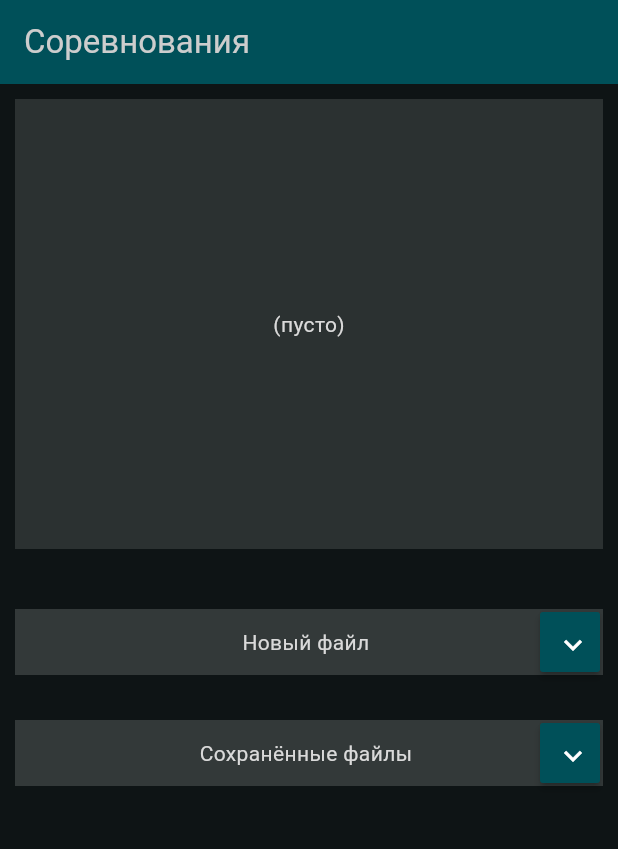
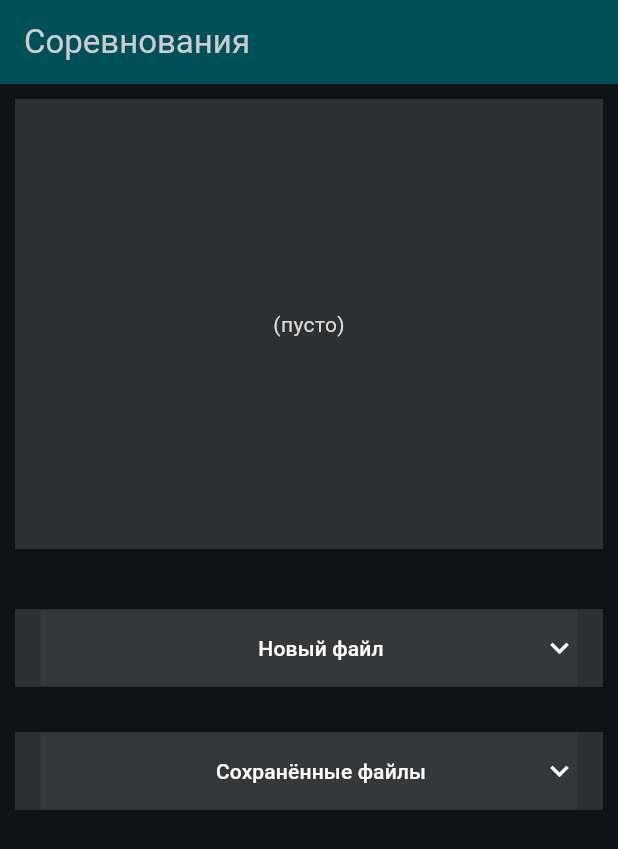
Before and after one commit to mihvotak/FreestyleCalc, a Flutter app: the screen it shows after launch, on a phone screen of 412 x 824 dp. Shown: the top 849 px of the screen. Run offline on Flutter 3.47's test engine with Material 3 defaults, Android fonts, the phone set to English and light mode, and no system bars; our stand-ins replace google_sign_in, shared_preferences; missing offline and left inert: extension_google_sign_in_as_googleapis_auth, google_sign_in_web, googleapis.

Commit message:
Импорт-экспорт гуглотаблиц

```diff
--- a/freestyle_calculator/lib/Data/sheets_util.dart
+++ b/freestyle_calculator/lib/Data/sheets_util.dart
@@ -63,13 +63,13 @@ class SheetsUtil {
         {
           var pair = competition.pairs.firstWhere((p) => p.startNumber == num);
           pair.prepareMarks(competition);
-          for (var (j, judge) in competition.judges.indexed) {
+          for (var (j, _) in competition.judges.indexed) {
             var rowDataJ = rowDatas[index + j];
             var rowValuesJ = rowDataJ.values;
             if (rowValuesJ != null) {
               int i = 6; // столбец G
               for (var (b, block) in competition.marksList.blocks.indexed) {
-                for (var (l, line) in block.lines.indexed) {
+                for (var (l, _) in block.lines.indexed) {
                   var markStr = rowValuesJ[i].formattedValue ?? "";
                   var mark = Mark.fromJson(markStr);
                   pair.judgesMarks[j].blocks[b].marks[l] = mark;
--- a/freestyle_calculator/lib/Pages/pair_edit_page.dart
+++ b/freestyle_calculator/lib/Pages/pair_edit_page.dart
@@ -58,12 +58,10 @@ class PairEditPage extends StatelessWidget {
       ),
       floatingActionButton: FloatingActionButton(
         onPressed: () {
-          competition.removePair(pair);
-          competition.saved.value = false;
           Navigator.of(context).pop();
         },
-        tooltip: 'Remove',
-        child: const Icon(Icons.remove_circle_outline),
+        tooltip: 'Готово',
+        child: const Icon(Icons.done_all),
       ),
     );
   }
--- a/freestyle_calculator/lib/Pages/start_page.dart
+++ b/freestyle_calculator/lib/Pages/start_page.dart
@@ -62,25 +62,9 @@ class SatrtPage extends StatelessWidget {
                 Container(),
               ),
 
-              Container(
-                margin: EdgeInsets.all(10),
-                color: Theme.of(context).focusColor,
-                child: Column(
+              Foldout(
+                caption: "Новый файл",
                 children: [
-                    Container(
-                      padding: EdgeInsets.fromLTRB(40, 0, 0, 0),
-                      color: Theme.of(context).hoverColor,
-                      child: Row(
-                        mainAxisAlignment: .center,
-                        children: [
-                          Expanded(
-                            child: Text("Новый файл", textAlign: .center),
-                          ),
-                          SquareButton(model.expandNew ? Icons.expand_less : Icons.expand_more, model.changeExpandNew)
-                        ],
-                      ),
-                    ),
-                    if (model.expandNew)
                   LineButton("Из шаблона", () {
                     if (model.competition != null && !model.competition!.saved.value) {
                       Dialogs.showConfirmDialog(context, () => model.createFromTemplateAndFill(),
@@ -90,7 +74,6 @@ class SatrtPage extends StatelessWidget {
                     }
                     else { model.createFromTemplateAndFill(); }
                   }),
-                    if (model.expandNew)
                   LineButton(
                     "Импорт из гуглотаблицы...",
                     () => Navigator.of(context).push(
@@ -99,29 +82,13 @@ class SatrtPage extends StatelessWidget {
                       ),
                     )
                   ),
-                  ],
-                ),
+                ]
               ),
 
               if (model.competition != null)
-              Container(
-                margin: EdgeInsets.all(10),
-                color: Theme.of(context).focusColor,
-                child: Column(
+              Foldout(
+                caption: "Экспорт в гуглотаблицу",
                 children: [
-                    Container(
-                      padding: EdgeInsets.fromLTRB(40, 0, 0, 0),
-                      color: Theme.of(context).hoverColor,
-                      child: Row(
-                        mainAxisAlignment: .center,
-                        children: [
-                          Expanded(
-                            child: Text("Экспорт в гуглотаблицу", textAlign: .center),
-                          ),
-                          SquareButton(model.expandExport ? Icons.expand_less : Icons.expand_more, model.changeExpandExport)
-                        ],
-                      ),
-                    ),
                   if (model.expandExport && model.competition!.sheetId != null && model.competition!.sheetName != null)
                   LineButton(
                     "В ту же \"${model.competition!.sheetName}\"",
@@ -131,7 +98,6 @@ class SatrtPage extends StatelessWidget {
                       ),
                     )
                   ),
-                    if (model.expandExport)
                   LineButton(
                     "В новую таблицу",
                     () => Navigator.of(context).push(
@@ -140,7 +106,6 @@ class SatrtPage extends StatelessWidget {
                       ),
                     )
                   ),
-                    if (model.expandExport)
                   LineButton(
                     "В существующую...",
                     () => Navigator.of(context).push(
@@ -151,13 +116,89 @@ class SatrtPage extends StatelessWidget {
                   ),
                 ],
               ),
+
+              Foldout(
+                caption: "Сохранённые файлы",
+                children: [
+                  model.saves.notes.isEmpty ?
+                  Text("(пусто))", textAlign: .center) :
+                  Column(
+                    children: [
+                      for (var note in model.saves.notes)
+                        LineButton('${note.name}${model.competition != null && model.competition!.id == note.id ? ' (открыт)' : ''}', () {
+                          if (model.competition != null && !model.competition!.saved.value) {
+                            Dialogs.showConfirmDialog(context,
+                              () => model.loadCompetition(note.id),
+                              'Не сохранено',
+                              'Текущий открытый файл не сохранён. При открытии другого файла все изменения в текущем будут потеряны. Продолжить?'
+                            );
+                          }
+                          else { model.loadCompetition(note.id); }
+                        }),
+                      LineButton('Удалить все',
+                        () => Dialogs.showConfirmDialog(context,
+                          model.clearRecent,
+                          'Удаление всех файлов',
+                          'Все сохранённые ранее данные будут удалены. Текущий файл (если открыт) останется в памяти. Увеерны что хотите этого?'
+                        )
+                      ),
+                    ],
+                  ),
+                ],
               ),
 
-              //LineButton("Ошибка", () => model.setError("Длинный текст ошибки, который не должен вмещаться в одну строку. Длинный текст ошибки, который не должен вмещаться в одну строку.")),
-              RecentCompetitionsWidget(model),
             ],
           ),
         ),
+      ),
+    );
+  }
+}
+
+class Foldout extends StatefulWidget {
+  Foldout({required this.caption, required this.children, this.opened = false, super.key});
+
+  final String caption;
+  final List<Widget> children;
+  bool opened;
+
+  @override
+  State<Foldout> createState() => _FoldoutState();
+}
+
+class _FoldoutState extends State<Foldout> {
+  @override
+  Widget build(BuildContext context) {
+    return Container(
+      margin: EdgeInsets.all(10),
+      color: Theme.of(context).focusColor,
+      child: Column(
+        children: [
+          MaterialButton(
+            onPressed: () {
+              setState(() {
+                widget.opened = !widget.opened;
+              });            },
+            child: Container(
+              constraints: BoxConstraints.expand(height: 50),
+              margin: EdgeInsets.all(1),
+              padding: EdgeInsets.fromLTRB(40, 0, 0, 0),
+              color: Theme.of(context).hoverColor,
+              child: Row(
+                mainAxisAlignment: .center,
+                children: [
+                  Expanded(
+                    child: Text(widget.caption, textAlign: .center),
+                  ),
+                  Icon(widget.opened ? Icons.expand_less : Icons.expand_more)
+                ],
+              ),
+            ),
+          ),
+          if (widget.opened)
+          for (var child in widget.children)
+          child,
+        ],
       ),
     );
   }
@@ -256,62 +297,3 @@ class CompetitionWidget extends StatelessWidget {
     );
   }
 }
-
-class RecentCompetitionsWidget extends StatelessWidget {
-  const RecentCompetitionsWidget(this. model, {super.key});
-
-  final Model model;
-
-  @override
-  Widget build(BuildContext context) {
-    return ListenableBuilder(
-      listenable: model,
-      builder: (context, child) => Container(
-          margin: EdgeInsets.all(10),
-          color: Theme.of(context).focusColor,
-          child: Column(
-            children: [
-              Container(
-                padding: EdgeInsets.fromLTRB(40, 0, 0, 0),
-                color: Theme.of(context).hoverColor,
-                child: Row(
-                  mainAxisAlignment: .center,
-                  children: [
-                    Expanded(
-                      child: Text("Сохранённые файлы", textAlign: .center),
-                    ),
-                    SquareButton(model.expandRecent ? Icons.expand_less : Icons.expand_more, model.changeExpandRecent)
-                  ],
-                ),
-              ),
-              if (model.expandRecent)
-              model.saves.notes.isEmpty ?
-              Text("(пусто))", textAlign: .center) :
-              Column(
-                children: [
-                  for (var note in model.saves.notes)
-                    LineButton('${note.name}${model.competition != null && model.competition!.id == note.id ? ' (открыт)' : ''}', () {
-                      if (model.competition != null && !model.competition!.saved.value) {
-                        Dialogs.showConfirmDialog(context,
-                          () => model.loadCompetition(note.id),
-                          'Не сохранено',
-                          'Текущий открытый файл не сохранён. При открытии другого файла все изменения в текущем будут потеряны. Продолжить?'
-                        );
-                      }
-                      else { model.loadCompetition(note.id); }
-                    }),
-                  LineButton('Удалить все',
-                    () => Dialogs.showConfirmDialog(context,
-                      model.clearRecent,
-                      'Удаление всех файлов',
-                      'Все сохранённые ранее данные будут удалены. Текущий файл (если открыт) останется в памяти. Увеерны что хотите этого?'
-                    )
-                  ),
-                ],
-              ),
-            ],
-          ),
-      ),
-    );
-  }
-}
```
Also changed, not shown: freestyle_calculator/lib/Data/google_api.dart (+16 -9 lines), freestyle_calculator/lib/Pages/judge_edit_page.dart (+4 -5 lines), freestyle_calculator/lib/Pages/judges_page.dart (+17 -10 lines), freestyle_calculator/lib/Pages/mark_line_edit_page.dart (+2 -5 lines), freestyle_calculator/lib/Pages/marks_list_page.dart (+18 -5 lines), freestyle_calculator/lib/Pages/pairs_page.dart (+9 -1 lines), freestyle_calculator/lib/google_web_wrapper/web_wrapper.dart (renamed from freestyle_calculator/lib/google_api/web_wrapper.dart), freestyle_calculator/lib/google_web_wrapper/web_wrapper_stub.dart (renamed from freestyle_calculator/lib/google_api/web_wrapper_stub.dart), freestyle_calculator/lib/google_web_wrapper/web_wrapper_web.dart (renamed from freestyle_calculator/lib/google_api/web_wrapper_web.dart). Lines whose indentation alone changed are shown as unchanged.
